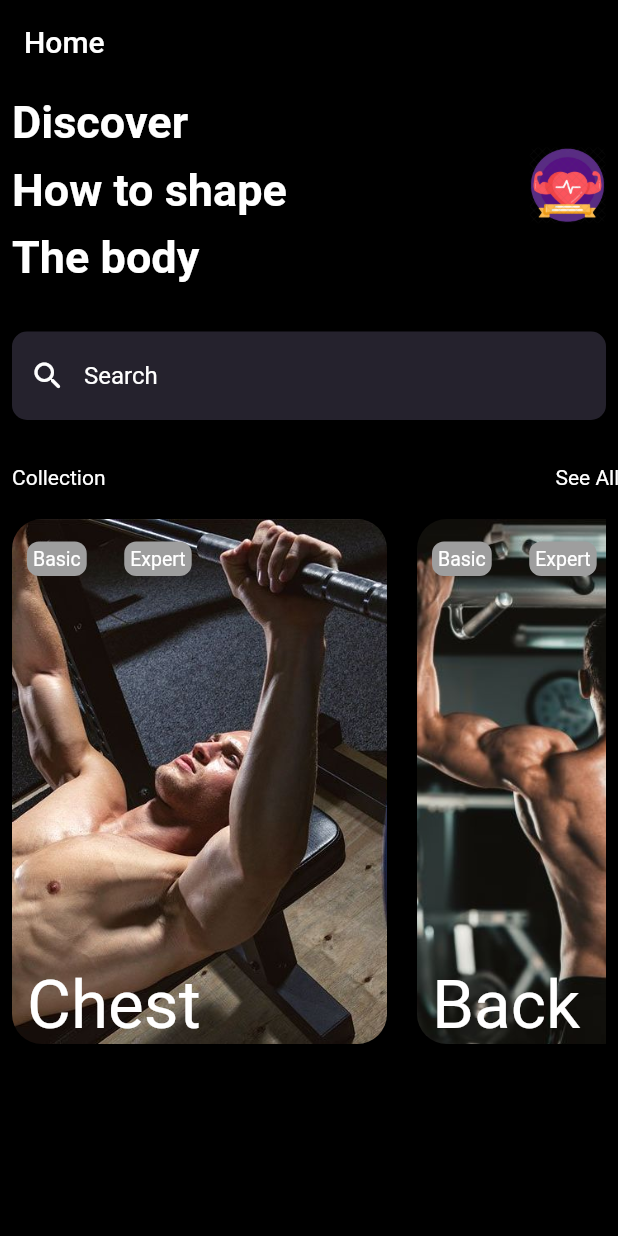
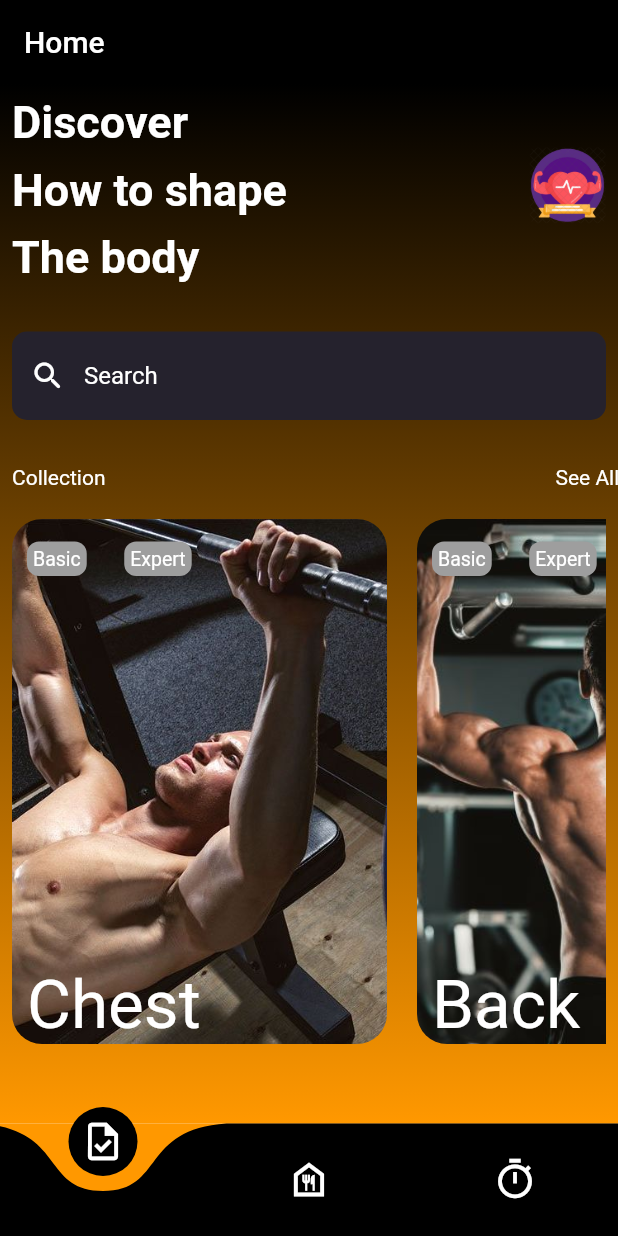
Before and after one commit to SimoPed/gym_app, a Flutter app: the screen it shows after launch, on a phone screen of 412 x 824 dp. Run offline on Flutter 3.47's test engine with Material 2 defaults, Android fonts, the phone set to English and light mode, and no system bars; drawn by our look-alikes of curved_navigation_bar; our stand-ins replace cloud_firestore, firebase_core, google_fonts, google_nav_bar; accounts and stored records are empty; Roboto replaces fonts that are missing (Overpass).

Commit message:
aggiunto navbar

```diff
--- a/lib/exercises_description_page.dart
+++ b/lib/exercises_description_page.dart
@@ -1,3 +1,4 @@
+import 'package:cloud_firestore/cloud_firestore.dart';
 import 'package:flutter/material.dart';
 
 class ExercisesDescriptionPage extends StatelessWidget {
--- a/lib/home_page.dart
+++ b/lib/home_page.dart
@@ -1,3 +1,4 @@
+import 'package:curved_navigation_bar/curved_navigation_bar.dart';
 import 'package:flutter/material.dart';
 import 'package:gym_app/all_gym_parts.dart';
 import 'package:gym_app/card_tasks.dart';
@@ -35,41 +36,25 @@ class _HomePageState extends State<HomePage> {
     var width = MediaQuery.of(context).size.width;
 
     return Scaffold(
-      backgroundColor: Colors.black,
-      // bottomNavigationBar: Container(
-      //   color: Colors.black,
-      //   child: const Padding(
-      //     padding: EdgeInsets.symmetric(horizontal: 15, vertical: 20),
-      //     child: GNav(
-      //       backgroundColor: Colors.black,
-      //       color: Colors.white,
-      //       activeColor: Colors.white,
-      //       tabBackgroundColor: Colors.white24,
-      //       gap: 8,
-      //       // onTabChange: (index) {
-      //       //   print(index);
-      //       // },
-      //       padding: EdgeInsets.all(16),
-      //       tabs: [
-      //         GButton(
-      //           icon: Icons.home,
-      //           text: 'Home',
-      //         ),
-      //         GButton(icon: Icons.timer, text: 'Timer'),
-      //         GButton(
-      //           icon: Icons.task,
-      //           text: 'Task',
-      //         ),
-      //         GButton(icon: Icons.person, text: 'Profile'),
-      //       ],
-      //     ),
-      //   ),
-      // ),
       appBar: AppBar(
         title: Text(widget.title),
         backgroundColor: Colors.black,
       ),
-      body: Padding(
+      body: Container(
+        width: double.infinity,
+        height: double.infinity,
+        decoration: const BoxDecoration(
+          gradient: LinearGradient(
+              begin: Alignment.topCenter,
+              end: Alignment.bottomCenter,
+              colors: [
+                Colors.black,
+                Colors.orange
+              ],
+              tileMode: TileMode.mirror
+          ),
+        ),
+        child: Padding(
           padding: const EdgeInsets.only(left: 8, right: 8),
           child: Column(
             children: [
@@ -83,15 +68,15 @@ class _HomePageState extends State<HomePage> {
                         fontSize: 30,
                         height: 1.5),
                   ),
-                const Expanded(
-                    flex: 3,
-                    child: SizedBox(width: 50)),
+                  const Expanded(flex: 3, child: SizedBox(width: 50)),
                   Expanded(
                     flex: 1,
                     child: Container(
                       height: 100,
                       width: 100,
-                    decoration: const BoxDecoration(image: DecorationImage(image: AssetImage('assets/images/iconHeart.webp'))),
+                      decoration: const BoxDecoration(
+                          image: DecorationImage(
+                              image: AssetImage('assets/images/iconHeart.webp'))),
                     ),
                   )
                 ],
@@ -161,6 +146,7 @@ class _HomePageState extends State<HomePage> {
             ],
           ),
         ),
+      ),
     );
   }
 }
--- a/lib/main.dart
+++ b/lib/main.dart
@@ -1,6 +1,7 @@
 import 'package:flutter/material.dart';
 import 'package:firebase_core/firebase_core.dart';
 import 'package:gym_app/card_tasks.dart';
+import 'package:gym_app/nav_bar.dart';
 import 'package:gym_app/timer.dart';
 import 'all_gym_parts.dart';
 import 'firebase_options.dart';
@@ -26,7 +27,8 @@ class MyApp extends StatelessWidget {
       ),
       home:
       // CardTasks()
-      HomePage(title: 'Home'),
+      // HomePage(title: 'Home'),
+      SecondPage(),
       // AllGymParts(title: 'All Muscle Groups',),
     );
   }
--- /dev/null
+++ b/lib/nav_bar.dart
@@ -0,0 +1,46 @@
+import 'package:curved_navigation_bar/curved_navigation_bar.dart';
+import 'package:flutter/material.dart';
+import 'package:gym_app/all_gym_parts.dart';
+import 'package:gym_app/home_page.dart';
+import 'package:gym_app/timer.dart';
+
+class SecondPage extends StatefulWidget {
+  const SecondPage({Key? key}) : super(key: key);
+
+  @override
+  State<SecondPage> createState() => _SecondPageState();
+}
+
+class _SecondPageState extends State<SecondPage> {
+
+  int _page = 0;
+  final GlobalKey<CurvedNavigationBarState> _bottomNavigationKey = GlobalKey();
+
+  final screens = [
+    const HomePage(title: 'Home'),
+    const AllGymParts(title: 'Prova'),
+    const Timer(title: 'Timer')
+  ];
+
+  @override
+  Widget build(BuildContext context) {
+    return Scaffold(
+      body: screens[_page],
+      bottomNavigationBar: CurvedNavigationBar(
+      color: Colors.black,
+      key: _bottomNavigationKey,
+      backgroundColor: Colors.orange,
+      items: const [
+        Icon(Icons.task_outlined, size: 30, color: Colors.white),
+        Icon(Icons.food_bank_outlined, size: 30, color: Colors.white),
+        Icon(Icons.timer_outlined, size: 30, color: Colors.white),
+      ],
+      onTap: (index) {
+        setState(() {
+          _page = index;
+        });
+      },
+      ),
+    );
+  }
+}
--- a/pubspec.yaml
+++ b/pubspec.yaml
@@ -33,6 +33,7 @@ dependencies:
     sdk: flutter
   google_fonts: ^3.0.1
   google_nav_bar: ^5.0.6
+  curved_navigation_bar: ^1.0.3
   flutter_countdown_timer: ^4.1.0
   firebase_core: ^2.4.0
   cloud_firestore: ^4.2.0
```
Also changed, not shown: lib/timer.dart (+34 -63 lines), pubspec.lock, 1 other file. Lines whose indentation alone changed are shown as unchanged.
